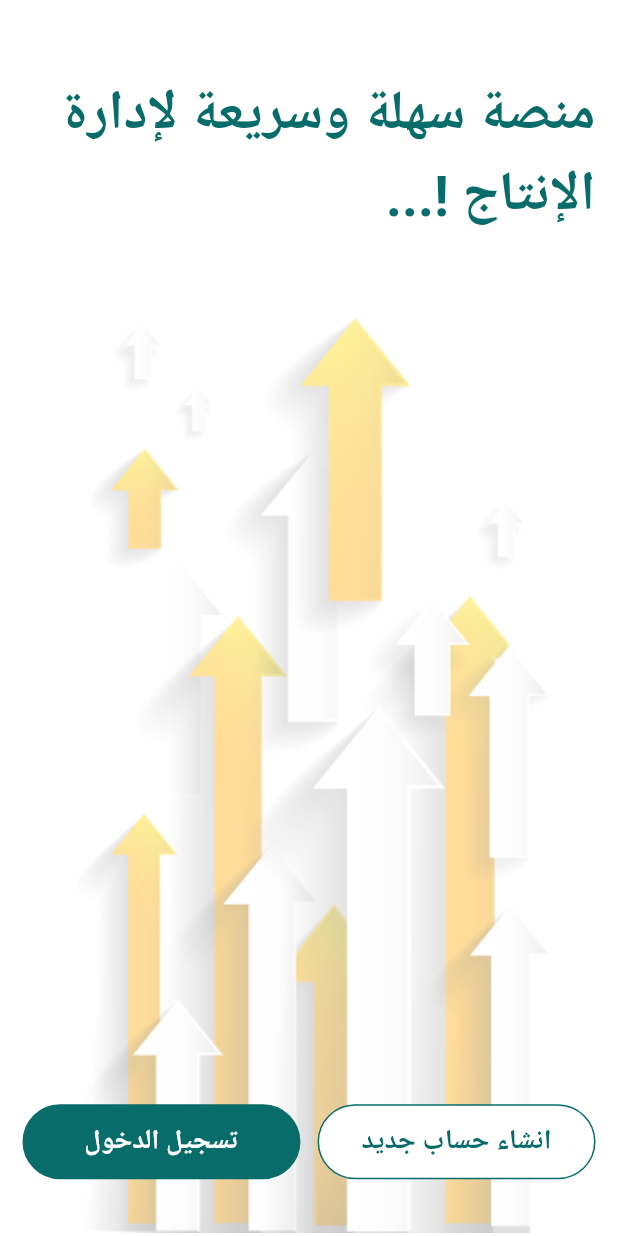
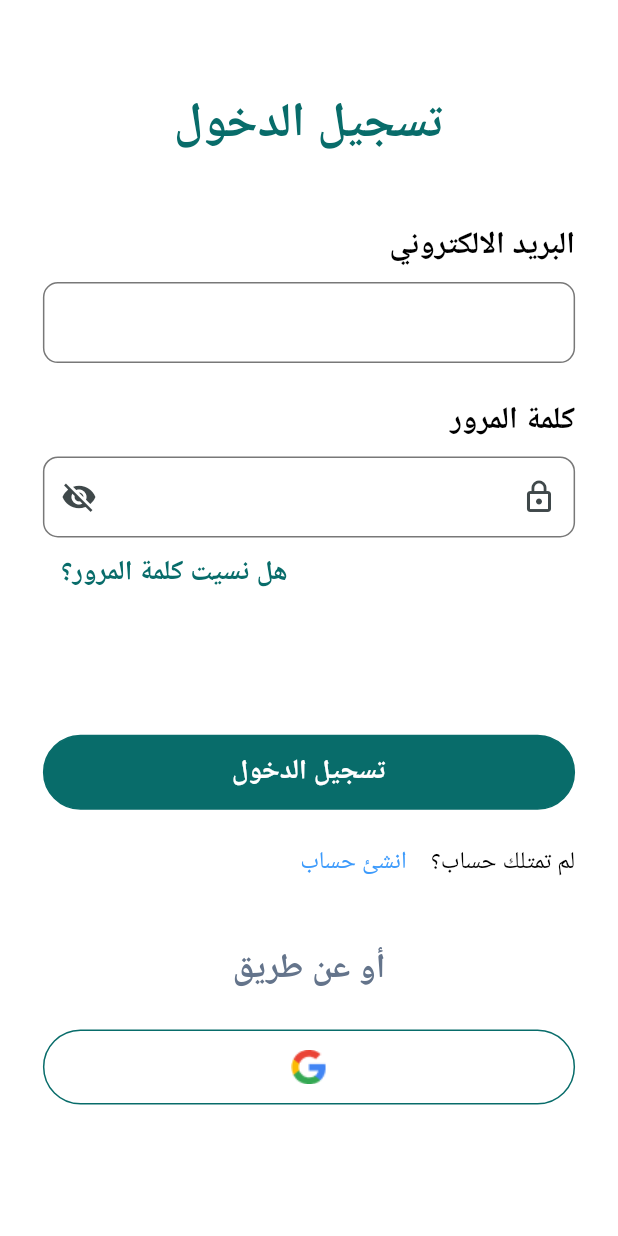
Before and after one commit to Yara-mohamed0/production_management, a Flutter app: the screen it shows after launch, after a tap on "تسجيل الدخول", on a phone screen of 412 x 824 dp. Run offline on Flutter 3.47's test engine with Material 3 defaults, Android fonts, the phone set to English and light mode, and no system bars; our stand-ins replace flutter_bloc, flutter_screenutil, google_fonts.

Commit message:
Login Files and Forget Password BottomSheet

```diff
--- /dev/null
+++ b/lib/core/shared_widgets/default_text_form_field.dart
@@ -0,0 +1,88 @@
+import 'package:flutter/material.dart';
+
+class DefaultTextFormField extends StatelessWidget {
+  const DefaultTextFormField(
+      {super.key,
+        this.labelText,
+        this.prefixIcon,
+        this.controller,
+        required this.isPassword,
+        required this.color,
+        this.suffixIcon,
+        this.validator,
+         this.readOnly=false,
+        required this.style,
+        this.labelStyle,
+        required this.borderSide,
+        this.filled,
+        this.initialValue,
+        this.hintText,
+        this.hintStyle,
+        this.minLines,
+        this.maxLines,
+        this.suffixPressed,
+        this.suffixColor,
+        this.type});
+
+  final String? labelText;
+  final Widget? prefixIcon;
+  final IconData? suffixIcon;
+  final void Function()? suffixPressed;
+  final TextEditingController? controller;
+  final bool isPassword;
+  final Color color;
+  final Color? suffixColor;
+  final String? Function(String?)? validator;
+  final bool readOnly;
+  final TextStyle style;
+  final TextStyle? labelStyle;
+  final BorderSide borderSide;
+  final bool? filled;
+  final String? initialValue;
+  final String? hintText;
+  final TextStyle? hintStyle;
+  final int? minLines;
+  final int? maxLines;
+  final TextInputType? type;
+
+  @override
+  Widget build(BuildContext context) {
+    return TextFormField(
+      keyboardType: type,
+      initialValue: initialValue,
+      readOnly: readOnly,
+      style: style,
+      controller: controller,
+      obscureText: isPassword,
+      validator: validator,
+      decoration: InputDecoration(
+        filled: filled,
+        fillColor: color,
+        contentPadding:
+        const EdgeInsets.symmetric(vertical: 15, horizontal: 10),
+        prefixIcon: prefixIcon,
+        suffixIcon: suffixIcon != null
+            ? IconButton(
+          onPressed: suffixPressed,
+          icon: Icon(
+            suffixIcon,
+            color: suffixColor,
+          ),
+        )
+            : null,
+        hintText: hintText,
+        hintStyle: hintStyle,
+        labelText: labelText,
+        labelStyle: labelStyle,
+        border: OutlineInputBorder(
+          borderRadius: BorderRadius.circular(10),
+          borderSide: borderSide,
+        ),
+        enabledBorder: OutlineInputBorder(
+          borderRadius: BorderRadius.circular(10),
+          borderSide: borderSide,
+        ),
+      ),
+    );
+  }
+}
--- a/lib/core/shared_widgets/shared_button.dart
+++ b/lib/core/shared_widgets/shared_button.dart
@@ -27,7 +27,7 @@ class SharedButton extends StatelessWidget {
   final double width;
   final double height;
   final double borderRadius;
-  final IconData? icon;
+  final String? icon;
   final bool isText;
   final TextStyle style;
 
@@ -49,10 +49,7 @@ class SharedButton extends StatelessWidget {
                 text!,
                 style: style,
               )
-            : Icon(
-                icon,
-                color: textColor,
-              ),
+            : Image.asset(icon!,width: 24,height: 24,),
       ),
     );
   }
--- /dev/null
+++ b/lib/core/shared_widgets/text_button.dart
@@ -0,0 +1,18 @@
+import 'package:flutter/material.dart';
+
+Widget textButton({
+  required String text,
+  required VoidCallback onpress,
+  required TextStyle textStyle,
+}) =>
+    Align(
+      alignment: Alignment.centerLeft,
+      child: TextButton(
+        onPressed: onpress,
+        child: Text(
+          text,
+          style: textStyle,
+
+        ),
+      ),
+    );
--- a/lib/core/theming/colors.dart
+++ b/lib/core/theming/colors.dart
@@ -20,7 +20,7 @@ abstract class AppColors {
   static const Color productBackground = Color(0xffF0F0F0);
   static const Color textGrey = Color(0xff838A93);
   static const Color ratingBackgroundGrey = Color(0xffF8F8F8);
-
+  static const Color orText = Color(0xff64748B);
 //red color
   static const Color redColor = Color(0xffCE0909);
   static const Color fireColor = Color(0xffE8899E);
@@ -36,7 +36,7 @@ abstract class AppColors {
   static const Color blueShadow = Color(0xffEBF8FE);
   static const Color medicineColor = Color(0xff7ACEFA);
   static const Color checkBoxColor = Color(0xff6D9CF9);
-
+  static const Color accentColor= Color(0xff3C9AFB);
 
   //orange color
   static const Color orangeShadow = Color(0xffFEF6EC);
--- a/lib/core/theming/styles.dart
+++ b/lib/core/theming/styles.dart
@@ -87,6 +87,11 @@ class AppFonts {
     color: AppColors.greyColor,
   );
 
+  static TextStyle font18W700Black = GoogleFonts.scheherazadeNew(
+      fontSize: 18.sp,
+      fontWeight: FontWeightHelper.bold,
+      color: AppColors.blackColor);
+
   static TextStyle font20W700Primary = GoogleFonts.scheherazadeNew(
       fontSize: 20.sp,
       fontWeight: FontWeightHelper.bold,
@@ -97,6 +102,11 @@ class AppFonts {
       fontWeight: FontWeightHelper.bold,
       color: AppColors.blackColor);
 
+  static TextStyle font20W700OrText = GoogleFonts.scheherazadeNew(
+      fontSize: 20.sp,
+      fontWeight: FontWeightHelper.bold,
+      color: AppColors.orText);
+
   static TextStyle font24W700Black = GoogleFonts.scheherazadeNew(
       fontSize: 34.sp,
       fontWeight: FontWeightHelper.bold,
@@ -106,6 +116,11 @@ class AppFonts {
       fontSize: 27.sp,
       fontWeight: FontWeightHelper.bold,
       color: AppColors.blackColor);
+
+  static TextStyle font28W700Primary = GoogleFonts.scheherazadeNew(
+      fontSize: 28.sp,
+      fontWeight: FontWeightHelper.bold,
+      color: AppColors.mainColor);
 
   static TextStyle font32W700Primary = GoogleFonts.scheherazadeNew(
       fontSize: 32.sp,
@@ -270,6 +285,11 @@ class AppFonts {
       fontWeight: FontWeightHelper.regular,
       color: AppColors.mainColor);
 
+  static TextStyle font14W400AccentColor= GoogleFonts.scheherazadeNew(
+      fontSize: 14.sp,
+      fontWeight: FontWeightHelper.regular,
+      color: AppColors.accentColor);
+
   static TextStyle font14W400TextGreen = GoogleFonts.scheherazadeNew(
       fontSize: 14.sp,
       fontWeight: FontWeightHelper.regular,
--- /dev/null
+++ b/lib/features/login/logic/cubit/cubit.dart
@@ -0,0 +1,21 @@
+//login cubit
+import 'package:flutter/material.dart';
+import 'package:flutter_bloc/flutter_bloc.dart';
+
+import 'state.dart';
+
+class LoginCubit extends Cubit<LoginState> {
+  LoginCubit() : super(LoginInitialState());
+
+  static LoginCubit get(context) => BlocProvider.of(context);
+
+  IconData suffix = Icons.visibility_off_outlined;
+  bool isPassword = true;
+
+  void changePasswordVisibility() {
+    isPassword = !isPassword;
+    suffix =
+        isPassword ? Icons.visibility_off_outlined : Icons.visibility_outlined;
+    emit(LoginChangeVisibilityState());
+  }
+}
--- /dev/null
+++ b/lib/features/login/logic/cubit/state.dart
@@ -0,0 +1,15 @@
+abstract class LoginState {}
+
+class LoginInitialState extends LoginState {}
+
+class LoginLoadingState extends LoginState {}
+
+class LoginSuccessState extends LoginState {}
+
+class LoginErrorState extends LoginState {
+  final String error;
+
+  LoginErrorState(this.error);
+}
+
+class LoginChangeVisibilityState extends LoginState {}
--- /dev/null
+++ b/lib/features/login/ui/screen/forget_password_bottomsheet.dart
@@ -0,0 +1,111 @@
+import 'package:flutter/material.dart';
+import 'package:flutter_screenutil/flutter_screenutil.dart';
+
+import '../../../../../core/shared_widgets/shared_button.dart';
+
+import '../../../../../core/theming/colors.dart';
+import '../../../../core/shared_widgets/default_text_form_field.dart';
+import '../../../../core/theming/styles.dart';
+
+// ignore: must_be_immutable
+class ForgetPassword extends StatefulWidget {
+  const ForgetPassword({super.key});
+
+  @override
+  State<ForgetPassword> createState() => _ForgetPasswordState();
+}
+
+class _ForgetPasswordState extends State<ForgetPassword> {
+  var emailController = TextEditingController();
+
+  // ignore: prefer_typing_uninitialized_variables
+  var formKey;
+
+  @override
+  void initState() {
+    formKey = GlobalKey<FormState>();
+    super.initState();
+  }
+
+  @override
+  Widget build(BuildContext context) {
+    return SingleChildScrollView(
+      child: Padding(
+        padding:
+            EdgeInsets.only(bottom: MediaQuery.of(context).viewInsets.bottom),
+        child: ConstrainedBox(
+          constraints: const BoxConstraints(maxHeight: 325),
+          child: Padding(
+            padding:
+                const EdgeInsets.only(top: 28, right: 25, left: 25, bottom: 50),
+            child: Form(
+              key: formKey,
+              child: Column(
+                crossAxisAlignment: CrossAxisAlignment.start,
+                mainAxisSize: MainAxisSize.min,
+                children: [
+                  Text(
+                    "ادخل البريد الالكترونى لارسال الرمز",
+                    style: AppFonts.font14W700Black,
+                  ),
+                  const SizedBox(
+                    height: 35,
+                  ),
+                  Text(
+                    'البريد الالكتروني',
+                    style: AppFonts.font14W700Primary,
+                  ),
+                  SizedBox(
+                    height: 8.h,
+                  ),
+                  DefaultTextFormField(
+                    controller: emailController,
+                    isPassword: false,
+                    color: AppColors.whiteColor,
+                    style: AppFonts.font14W700Black,
+                    borderSide: const BorderSide(
+                      color: AppColors.lightGrey,
+                    ),
+                    validator: (value) {
+                      if (value == null || value.isEmpty) {
+                        return 'برجاء ادخل البريد الالكتروني';
+                      } else if (!RegExp(r'^[^@]+@[^@]+\.[^@]+')
+                          .hasMatch(value)) {
+                        return 'برجاء ادخل بريد الكتروني متاح';
+                      }
+                      return null;
+                    },
+                  ),
+                  SizedBox(
+                    height: 18.h,
+                  ),
+                  Expanded(
+                    child: Align(
+                      alignment: Alignment.bottomCenter,
+                      child: SharedButton(
+                        style: AppFonts.font16W700White,
+                        text: "ارسال رمز التحقق",
+                        color: AppColors.mainColor,
+                        function: () {
+                          if (formKey.currentState!.validate()) {
+                            // Navigator.pop(context);
+                            // Navigator.push(
+                            //     context,
+                            //     MaterialPageRoute(
+                            //         builder: (context) => ValidationCode(
+                            //               email: emailController,
+                            //             )));
+                          }
+                        },
+                      ),
+                    ),
+                  ),
+                ],
+              ),
+            ),
+          ),
+        ),
+      ),
+    );
+  }
+}
--- /dev/null
+++ b/lib/features/login/ui/screen/login_screen.dart
@@ -0,0 +1,189 @@
+
+import 'package:flutter/material.dart';
+import 'package:flutter_bloc/flutter_bloc.dart';
+import 'package:flutter_screenutil/flutter_screenutil.dart';
+
+import '../../../../../core/shared_widgets/shared_button.dart';
+import '../../../../../core/shared_widgets/text_button.dart';
+import '../../../../../core/theming/colors.dart';
+import '../../../../core/shared_widgets/default_text_form_field.dart';
+import '../../../../core/theming/styles.dart';
+
+import '../../logic/cubit/cubit.dart';
+import '../../logic/cubit/state.dart';
+import 'forget_password_bottomsheet.dart';
+
+// ignore: must_be_immutable
+class LoginScreen extends StatelessWidget {
+  LoginScreen({super.key});
+
+  var formKey = GlobalKey<FormState>();
+  var emailController = TextEditingController();
+  var passwordController = TextEditingController();
+
+  @override
+  Widget build(BuildContext context) {
+    return BlocProvider(
+      create: (BuildContext context) => LoginCubit(),
+      child: BlocConsumer<LoginCubit, LoginState>(
+          listener: (context, state) {},
+          builder: (context, state) {
+            var cubit = LoginCubit.get(context);
+            return Scaffold(
+              body: SafeArea(
+                child: Padding(
+                  padding: EdgeInsets.only(top: 50.h, right: 25.w, left: 25.w),
+                  child: SingleChildScrollView(
+                    child: Form(
+                      key: formKey,
+                      child: Column(
+                        crossAxisAlignment: CrossAxisAlignment.start,
+                        children: [
+                          Center(
+                            child: Text(
+                              "تسجيل الدخول",
+                              style: AppFonts.font28W700Primary,
+                            ),
+                          ),
+                          SizedBox(
+                            height: 35.h,
+                          ),
+                          Text(
+                            'البريد الالكتروني',
+                            style: AppFonts.font18W700Black,
+                          ),
+                          SizedBox(
+                            height: 8.h,
+                          ),
+                          DefaultTextFormField(
+                            controller: emailController,
+                            isPassword: false,
+                            color: AppColors.whiteColor,
+                            style: AppFonts.font14W700Black,
+                            borderSide: const BorderSide(
+                              color: AppColors.lightGrey,
+                            ),
+                            validator: (value) {
+                              if (value == null || value.isEmpty) {
+                                return 'برجاء ادخل البريد الالكتروني';
+                              } else if (!RegExp(r'^[^@]+@[^@]+\.[^@]+')
+                                  .hasMatch(value)) {
+                                return 'برجاء ادخل بريد الكتروني متاح';
+                              }
+                              return null;
+                            },
+                          ),
+                          SizedBox(
+                            height: 19.h,
+                          ),
+                          Text(
+                            'كلمة المرور',
+                            style: AppFonts.font18W700Black,
+                          ),
+                          SizedBox(
+                            height: 8.h,
+                          ),
+                          DefaultTextFormField(
+                            controller: passwordController,
+                            isPassword: cubit.isPassword,
+                            readOnly: false,
+                            color: AppColors.greyColor,
+                            style: AppFonts.font14W700Black,
+                            borderSide: const BorderSide(
+                              color: AppColors.lightGrey,
+                            ),
+                            prefixIcon: const Icon(Icons.lock_outline),
+                            suffixIcon: cubit.isPassword
+                                ? Icons.visibility_off
+                                : Icons.visibility,
+                            suffixPressed: () =>
+                                cubit.changePasswordVisibility(),
+                            validator: (value) {
+                              if (value!.isEmpty) {
+                                return 'برجاء ادخال كلمة المرور';
+                              }
+
+                              return null;
+                            },
+                            type: TextInputType.visiblePassword,
+                          ),
+                          textButton(
+                              text: "هل نسيت كلمة المرور؟",
+                              onpress: () {
+                                showModalBottomSheet(
+                                  backgroundColor: AppColors.whiteColor,
+                                  context: context,
+                                  isScrollControlled: true,
+                                  builder: (context) => const ForgetPassword(),
+                                );
+                              },
+                              textStyle: AppFonts.font16W700Primary),
+                          SizedBox(
+                            height: 70.h,
+                          ),
+                          SharedButton(
+                            style: AppFonts.font16W700White,
+                            color: AppColors.mainColor,
+                            function: () {
+                              if (formKey.currentState!.validate()) {
+                                // Navigator.push(
+                                //     context,
+                                //     MaterialPageRoute(
+                                //         builder: (context) =>
+                                //             PatientBottomNavigation()));
+                              }
+                            },
+                            text: "تسجيل الدخول",
+                          ),
+                          SizedBox(
+                            height: 9.h,
+                          ),
+                          Row(
+                            children: [
+                              Text(
+                                "لم تمتلك حساب؟",
+                                style: AppFonts.font14W400Black,
+                              ),
+                              TextButton(
+                                onPressed: () {
+                                  // Navigator.push(
+                                  //     context,
+                                  //     MaterialPageRoute(
+                                  //         builder: (context) => SignUp()));
+                                },
+                                child: Text(
+                                  " انشئ حساب",
+                                  style: AppFonts.font14W400AccentColor,
+                                ),
+                              ),
+                            ],
+                          ),
+                          SizedBox(
+                            height: 26.h,
+                          ),
+                          Center(
+                            child: Text(
+                              "أو عن طريق",
+                              style: AppFonts.font20W700OrText,
+                            ),
+                          ),
+                          SizedBox(
+                            height: 19.h,
+                          ),
+                          SharedButton(
+                            color: AppColors.whiteColor,
+                            function: () {},
+                            isText: false,
+                            icon: "assets/images/google.png",
+                          ),
+                        ],
+                      ),
+                    ),
+                  ),
+                ),
+              ),
+            );
+          }),
+    );
+  }
+}
--- a/lib/features/start_screen/ui/screen/start_screen.dart
+++ b/lib/features/start_screen/ui/screen/start_screen.dart
@@ -4,6 +4,7 @@ import 'package:production_management/core/theming/styles.dart';
 
 import '../../../../core/shared_widgets/shared_button.dart';
 import '../../../../core/theming/colors.dart';
+import '../../../login/ui/screen/login_screen.dart';
 
 class StartScreen extends StatelessWidget {
   const StartScreen({super.key});
@@ -50,20 +51,12 @@ class StartScreen extends StatelessWidget {
                           Expanded(
                             child: SharedButton(
                               function: () {
-                                // Navigator.push(
-                                //   context,
-                                //   MaterialPageRoute(
-                                //     builder: (context) => PatientDetails(
-                                //       function: () {
-                                //         Navigator.push(
-                                //             context,
-                                //             MaterialPageRoute(
-                                //                 builder: (context) =>
-                                //                 const PaymentScreen()));
-                                //       },
-                                //     ),
-                                //   ),
-                                // );
+                                Navigator.push(
+                                  context,
+                                  MaterialPageRoute(
+                                    builder: (context) => LoginScreen()
+                                  ),
+                                );
                               },
                               color: AppColors.mainColor,
                               text: "تسجيل الدخول",
--- a/pubspec.yaml
+++ b/pubspec.yaml
@@ -34,7 +34,9 @@ dependencies:
   flutter_screenutil:
   flutter_localizations:
     sdk: flutter
-  # The following adds the Cupertino Icons font to your application.
+  bloc:
+  flutter_bloc:
+# The following adds the Cupertino Icons font to your application.
   # Use with the CupertinoIcons class for iOS style icons.
   cupertino_icons: ^1.0.6
 
```
Also changed, not shown: assets/images/google.png (added), pubspec.lock, 1 other file.
